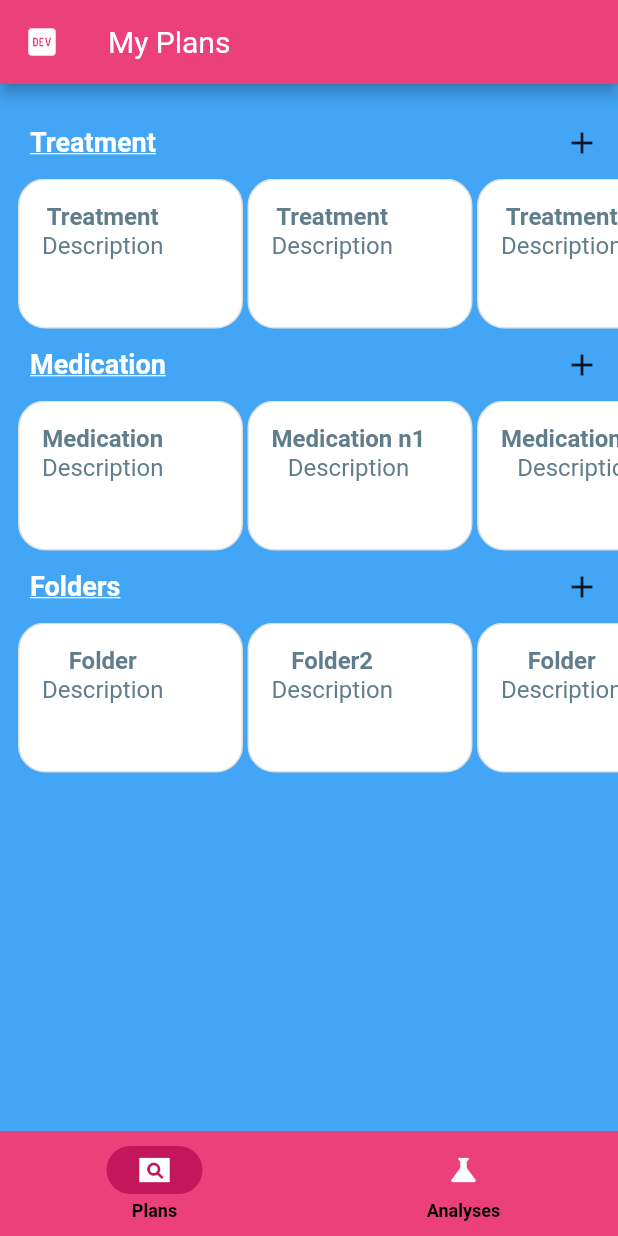
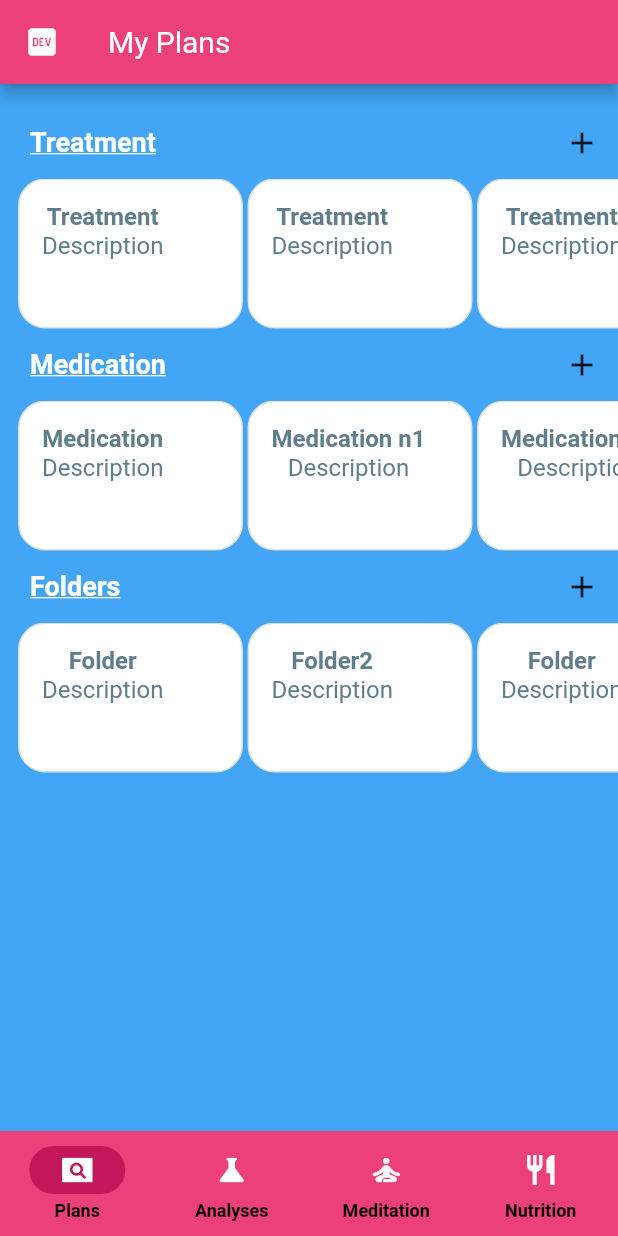
Before and after one commit to assanbayg/helzy, a Flutter app: the NavigationBarScreen screen opened by its route, on a phone screen of 412 x 824 dp. Run offline on Flutter 3.47's test engine with Material 2 defaults, Android fonts, the phone set to English and light mode, and no system bars.

Commit message:
added meditation and nutrition screen design

```diff
--- a/lib/main.dart
+++ b/lib/main.dart
@@ -7,6 +7,8 @@ import './screens/login_screen.dart';
 import './screens/sign_up_screen.dart';
 import './screens/plans_screen.dart';
 import './screens/analyse_screen.dart';
+import './screens/meditation.dart';
+import './screens/nutrition.dart';
 
 void main() {
   runApp(const MyApp());
@@ -29,6 +31,8 @@ class MyApp extends StatelessWidget {
         SignUpScreen.routeName: (context) => const SignUpScreen(),
         PlansScreen.routeName: (context) => const PlansScreen(),
         AnalysesScreen.routeName: (context) => const AnalysesScreen(),
+        Meditation.routeName: (context) => const Meditation(),
+        Nutrition.routeName: (context) => const Nutrition(),
       },
     );
   }
--- a/lib/screens/analyse_screen.dart
+++ b/lib/screens/analyse_screen.dart
@@ -33,7 +33,7 @@ class AnalysesScreen extends StatelessWidget {
               ),
             ],
           ),
-          const SizedBox(height: 25),
+          const SizedBox(height: 50),
           Icon(
             Icons.picture_as_pdf,
             color: Colors.pink.shade50,
--- a/lib/screens/main_screen.dart
+++ b/lib/screens/main_screen.dart
@@ -24,9 +24,9 @@ class MainScreen extends StatelessWidget {
                 'Stay Helzy with us!',
                 style: theme.textTheme.headlineSmall,
               ),
-              const Icon(
-                Icons.image,
-                size: 300,
+              SizedBox(
+                height: 300,
+                child: Image.asset('assets/images/heart-hands.png'),
               ),
               const SizedBox(height: 15),
               ElevatedButton(
--- /dev/null
+++ b/lib/screens/meditation.dart
@@ -0,0 +1,34 @@
+import 'package:flutter/material.dart';
+
+import '../widgets/my_app_bar.dart';
+import '../widgets/analyse_list_tile.dart';
+
+class Meditation extends StatelessWidget {
+  static const routeName = '/meditation';
+  const Meditation({super.key});
+
+  @override
+  Widget build(BuildContext context) {
+    final ThemeData theme = Theme.of(context);
+    return SafeArea(
+      child: Scaffold(
+        appBar: MyAppBar(theme: theme, title: 'Meditation'),
+        body: Column(
+          children: const [
+            AnalyseListTile(
+                icon: Icon(Icons.wb_twilight), title: 'Morning meditation'),
+            AnalyseListTile(
+                icon: Icon(Icons.energy_savings_leaf_outlined),
+                title: 'Evening meditation'),
+            AnalyseListTile(
+                icon: Icon(Icons.nightlight), title: 'Sleep meditation'),
+            AnalyseListTile(
+                icon: Icon(Icons.abc), title: 'Graditude meditation'),
+            AnalyseListTile(
+                icon: Icon(Icons.abc), title: 'Self-awareness meditation'),
+          ],
+        ),
+      ),
+    );
+  }
+}
--- a/lib/screens/navigation_bar.dart
+++ b/lib/screens/navigation_bar.dart
@@ -1,7 +1,9 @@
 import 'package:flutter/material.dart';
+import 'package:helzy/screens/meditation.dart';
 
 import './plans_screen.dart';
 import './analyse_screen.dart';
+import './nutrition.dart';
 
 class NavigationBarScreen extends StatefulWidget {
   static const routeName = '/nav-bar';
@@ -16,6 +18,8 @@ class _NavigationBarScreenState extends State<NavigationBarScreen> {
   static const List<Widget> screens = [
     PlansScreen(),
     AnalysesScreen(),
+    Meditation(),
+    Nutrition(),
   ];
 
   @override
@@ -55,6 +59,20 @@ class _NavigationBarScreenState extends State<NavigationBarScreen> {
               ),
               label: 'Analyses',
             ),
+            NavigationDestination(
+              icon: Icon(
+                Icons.self_improvement_rounded,
+                color: Colors.white,
+              ),
+              label: 'Meditation',
+            ),
+            NavigationDestination(
+              icon: Icon(
+                Icons.restaurant,
+                color: Colors.white,
+              ),
+              label: 'Nutrition',
+            ),
           ],
         ),
       ),
--- a/lib/theme.dart
+++ b/lib/theme.dart
@@ -14,10 +14,18 @@ ThemeData basisTheme() => ThemeData(
       fontFamily: fontNameDefault,
       textTheme: const TextTheme(
         bodyMedium: TextStyle(color: Colors.white, fontSize: 16),
-        headlineSmall:
-            TextStyle(color: Colors.white, fontWeight: FontWeight.w700),
-        headlineLarge:
-            TextStyle(color: Colors.white, fontWeight: FontWeight.w700),
+        headlineSmall: TextStyle(
+            color: Colors.white,
+            fontFamily: fontNameDefault,
+            fontWeight: FontWeight.w700),
+        headlineMedium: TextStyle(
+            color: Colors.white,
+            fontFamily: fontNameDefault,
+            fontWeight: FontWeight.w700),
+        headlineLarge: TextStyle(
+            color: Colors.white,
+            fontFamily: fontNameDefault,
+            fontWeight: FontWeight.w700),
       ),
       elevatedButtonTheme: ElevatedButtonThemeData(
         style: ElevatedButton.styleFrom(
@@ -27,14 +35,16 @@ ThemeData basisTheme() => ThemeData(
           shape: RoundedRectangleBorder(
             borderRadius: BorderRadius.circular(30),
           ),
-          textStyle: const TextStyle(fontSize: 18),
+          textStyle: const TextStyle(fontFamily: fontNameDefault, fontSize: 18),
         ),
       ),
       textButtonTheme: TextButtonThemeData(
         style: TextButton.styleFrom(
           foregroundColor: Colors.white,
           textStyle: const TextStyle(
-              fontSize: 15, decoration: TextDecoration.underline),
+              fontFamily: fontNameDefault,
+              fontSize: 15,
+              decoration: TextDecoration.underline),
         ),
       ),
     );
--- a/pubspec.yaml
+++ b/pubspec.yaml
@@ -60,7 +60,7 @@ flutter:
 
   # To add assets to your application, add an assets section, like this:
   assets:
-    - assets/images/what-is-a-healthy-lifestyle.png
+    - assets/images/heart-hands.png
   #   - images/a_dot_ham.jpeg
 
   # An image asset can refer to one or more resolution-specific "variants", see
```
Also changed, not shown: lib/screens/nutrition.dart (added, +44 -0 lines), lib/screens/policy_screen.dart (added, +11 -0 lines), assets/images/heart-hands.png (added).
